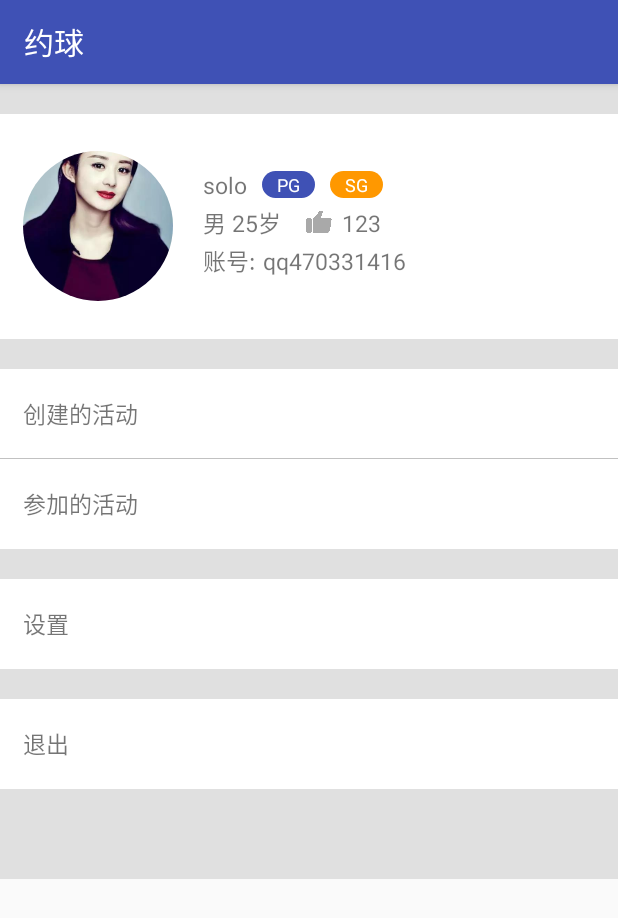
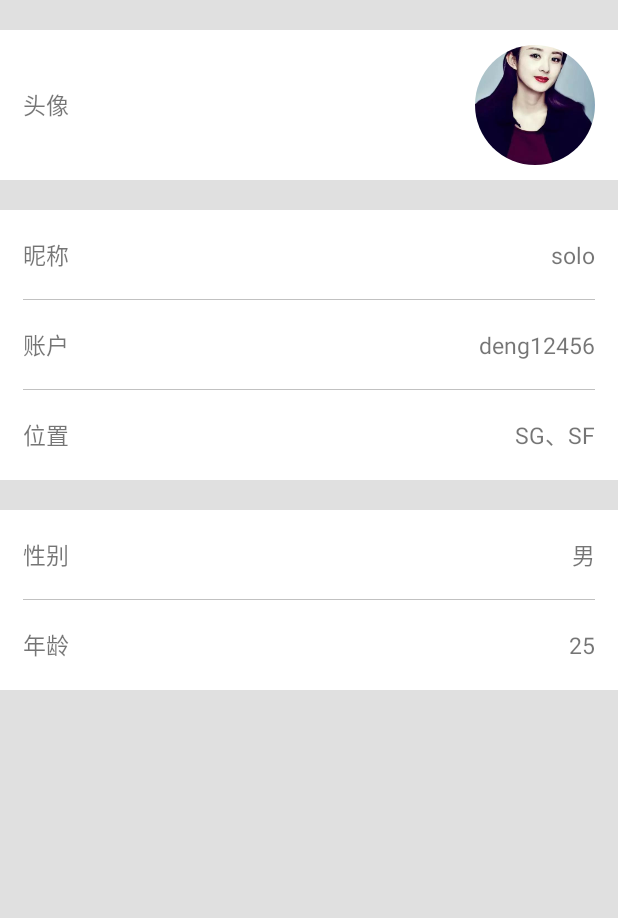
Before and after one commit to doufukobe/SlamDunk, an Android app: the fragment MyFragment shown on its own in the app's theme, after a tap on "设置", on a phone screen of 412 x 824 dp. Shown: the top 918 px of the screen. Run offline under Robolectric (Android 15) with nearby library versions, the phone set to English and light mode, and no system bars; 1 statement that could not run was skipped.

Commit message:
setActivity

```diff
--- a/app/src/main/java/com/fpd/slamdunk/bussiness/home/fragment/MyFragment.java
+++ b/app/src/main/java/com/fpd/slamdunk/bussiness/home/fragment/MyFragment.java
@@ -1,6 +1,7 @@
 package com.fpd.slamdunk.bussiness.home.fragment;
 
 import android.content.Context;
+import android.content.Intent;
 import android.graphics.Bitmap;
 import android.graphics.BitmapFactory;
 import android.os.Bundle;
@@ -13,6 +14,7 @@ import android.widget.TextView;
 import com.fpd.basecore.util.CircleImage;
 import com.fpd.basecore.util.ColorIcon;
 import com.fpd.slamdunk.R;
+import com.fpd.slamdunk.setting.SettingActivity;
 
 /**
  * Created by solo on 2016/6/2.
@@ -110,7 +112,8 @@ public class MyFragment extends Fragment implements View.OnClickListener
 
                 break;
             case R.id.id_my_ly_3:
-
+                Intent intent=new Intent(mContext, SettingActivity.class);
+                startActivity(intent);
                 break;
             case R.id.id_my_ly_4:
 
--- /dev/null
+++ b/app/src/main/java/com/fpd/slamdunk/setting/SettingActivity.java
@@ -0,0 +1,193 @@
+package com.fpd.slamdunk.setting;
+
+import android.content.Intent;
+import android.graphics.Bitmap;
+import android.graphics.BitmapFactory;
+import android.graphics.drawable.ColorDrawable;
+import android.os.Bundle;
+import android.view.Gravity;
+import android.view.LayoutInflater;
+import android.view.View;
+import android.widget.CheckBox;
+import android.widget.PopupWindow;
+import android.widget.RadioButton;
+import android.widget.TextView;
+
+import com.fpd.basecore.util.CircleImage;
+import com.fpd.basecore.util.DensityUtil;
+import com.fpd.slamdunk.CommenActivity;
+import com.fpd.slamdunk.R;
+
+/**
+ * Created by solo on 2016/6/11.
+ */
+public class SettingActivity extends CommenActivity implements View.OnClickListener
+{
+
+    private CircleImage mIcon;
+    private TextView mName;
+    private TextView mAccount;
+    private TextView mSite;
+    private TextView mSex;
+    private TextView mAge;
+
+    private View mLyName;
+    private View mLySite;
+    private View mLySex;
+    private View mLyAge;
+
+    private View mLyPopupSexMan;
+    private View mLyPopupSexWoman;
+    private RadioButton mRbMan;
+    private RadioButton mRbWoman;
+    private PopupWindow mSexPopup;
+
+    private CheckBox mCbPG;
+    private CheckBox mCbSG;
+    private CheckBox mCbSF;
+    private CheckBox mCbPF;
+    private CheckBox mCbCF;
+    private PopupWindow mSitePopup;
+    private TextView mSiteSave;
+
+
+    @Override
+    protected void onCreate(Bundle savedInstanceState)
+    {
+        super.onCreate(savedInstanceState);
+        setContentView(R.layout.activity_setting);
+        initViews();
+    }
+
+    private void initViews()
+    {
+        mIcon=(CircleImage)findViewById(R.id.id_setting_iv_icon);
+        mName=(TextView)findViewById(R.id.id_setting_tv_name);
+        mAccount=(TextView)findViewById(R.id.id_setting_tv_account);
+        mSite=(TextView)findViewById(R.id.id_setting_tv_site);
+        mSex=(TextView)findViewById(R.id.id_setting_tv_sex);
+        mAge=(TextView)findViewById(R.id.id_setting_tv_age);
+
+        mLyName=findViewById(R.id.id_setting_ly_name);
+        mLySite=findViewById(R.id.id_setting_ly_site);
+        mLySex=findViewById(R.id.id_setting_ly_sex);
+        mLyAge=findViewById(R.id.id_setting_ly_age);
+
+        initCircleImage(mIcon);
+        initSexPopupWindow();
+        initSitePopupWindow();
+        initEvents();
+    }
+
+    private void initSexPopupWindow()
+    {
+        View popupView= LayoutInflater.from(this).inflate(R.layout.popup_sex, null);
+        mSexPopup=new PopupWindow(popupView, DensityUtil.dip2px(this,250),
+                DensityUtil.dip2px(this,180),true);
+        mLyPopupSexMan=popupView.findViewById(R.id.id_popup_sex_man);
+        mLyPopupSexWoman=popupView.findViewById(R.id.id_popup_sex_woman);
+        mRbMan=(RadioButton)popupView.findViewById(R.id.id_popup_sex_rb_man);
+        mRbWoman=(RadioButton)popupView.findViewById(R.id.id_popup_sex_rb_woman);
+        mSexPopup.setTouchable(true);
+        mSexPopup.setOutsideTouchable(true);
+        mSexPopup.setFocusable(true);
+        mSexPopup.setBackgroundDrawable(new ColorDrawable());
+    }
+
+    private void initSitePopupWindow()
+    {
+        View popupView= LayoutInflater.from(this).inflate(R.layout.popup_site,null);
+        mSitePopup=new PopupWindow(popupView, DensityUtil.dip2px(this,250),
+                DensityUtil.dip2px(this,300),true);
+        mCbPG=(CheckBox)popupView.findViewById(R.id.id_popup_site_cb_pg);
+        mCbSG=(CheckBox)popupView.findViewById(R.id.id_popup_site_cb_sg);
+        mCbSF=(CheckBox)popupView.findViewById(R.id.id_popup_site_cb_sf);
+        mCbPF=(CheckBox)popupView.findViewById(R.id.id_popup_site_cb_pf);
+        mCbCF=(CheckBox)popupView.findViewById(R.id.id_popup_site_cb_cf);
+        mSiteSave=(TextView)popupView.findViewById(R.id.id_popup_site_save);
+
+        mSitePopup.setTouchable(true);
+        mSitePopup.setOutsideTouchable(true);
+        mSitePopup.setFocusable(true);
+        mSitePopup.setBackgroundDrawable(new ColorDrawable());
+    }
+
+    private void initCircleImage(CircleImage view)
+    {
+        Bitmap bitmap= BitmapFactory.decodeResource(this.getResources(), R.mipmap.x_3);
+        view.setBitmap(bitmap);
+    }
+
+    private void initEvents()
+    {
+        mLyName.setOnClickListener(this);
+        mLySite.setOnClickListener(this);
+        mLySex.setOnClickListener(this);
+        mLyAge.setOnClickListener(this);
+
+        mLyPopupSexMan.setOnClickListener(this);
+        mLyPopupSexWoman.setOnClickListener(this);
+        mRbWoman.setOnClickListener(this);
+        mRbMan.setOnClickListener(this);
+
+        mSiteSave.setOnClickListener(this);
+    }
+
+    @Override
+    public void onClick(View v)
+    {
+        switch (v.getId())
+        {
+            case R.id.id_setting_ly_name:
+                Intent name=new Intent(this,SettingNameActivity.class);
+                startActivity(name);
+                break;
+            case R.id.id_setting_ly_site:
+                mSitePopup.showAtLocation(mLyAge,Gravity.CENTER_HORIZONTAL,0,0);
+                break;
+            case R.id.id_setting_ly_sex:
+                mSexPopup.showAtLocation(mLySex, Gravity.CENTER_HORIZONTAL,0,0);
+                break;
+            case R.id.id_setting_ly_age:
+
+                break;
+            //sex
+            case R.id.id_popup_sex_man:
+                changeToSex(0);
+                mSexPopup.dismiss();
+                break;
+            case R.id.id_popup_sex_woman:
+                changeToSex(1);
+                mSexPopup.dismiss();
+                break;
+            case R.id.id_popup_sex_rb_man:
+                changeToSex(0);
+                mSexPopup.dismiss();
+                break;
+            case R.id.id_popup_sex_rb_woman:
+                changeToSex(1);
+                mSexPopup.dismiss();
+                break;
+            case R.id.id_popup_site_save:
+                mSitePopup.dismiss();
+                break;
+
+        }
+    }
+
+    //0:m 1:w
+    private void changeToSex(int sex)
+    {
+        if(sex==0)
+        {
+            mRbMan.setChecked(true);
+            mRbWoman.setChecked(false);
+        }
+        else if (sex==1)
+        {
+            mRbMan.setChecked(false);
+            mRbWoman.setChecked(true);
+        }
+    }
+
+}
--- /dev/null
+++ b/app/src/main/res/drawable/setting_name_et_bg.xml
@@ -0,0 +1,4 @@
+<?xml version="1.0" encoding="utf-8"?>
+<shape xmlns:android="http://schemas.android.com/apk/res/android">
+    <solid android:color="@color/colorwhite"/>
+</shape>
--- /dev/null
+++ b/app/src/main/res/layout/activity_setting.xml
@@ -0,0 +1,180 @@
+<?xml version="1.0" encoding="utf-8"?>
+<ScrollView xmlns:android="http://schemas.android.com/apk/res/android"
+    android:layout_width="match_parent"
+    android:layout_height="match_parent"
+    android:background="@color/gray02">
+    <RelativeLayout
+        android:layout_width="match_parent"
+        android:layout_height="match_parent">
+        <RelativeLayout
+            android:id="@+id/id_setting_ly_icon"
+            android:layout_marginTop="20dp"
+            android:layout_width="match_parent"
+            android:layout_height="100dp"
+            android:background="@color/colorwhite">
+            <TextView
+                android:id="@+id/id_setting_tv_icon"
+                android:layout_marginLeft="15dp"
+                android:layout_centerVertical="true"
+                android:layout_width="wrap_content"
+                android:layout_height="wrap_content"
+                android:text="头像"
+                android:textSize="15sp"/>
+            <com.fpd.basecore.util.CircleImage
+                android:id="@+id/id_setting_iv_icon"
+                android:layout_width="80dp"
+                android:layout_height="80dp"
+                android:layout_alignParentRight="true"
+                android:layout_marginRight="15dp"
+                android:layout_centerVertical="true"/>
+        </RelativeLayout>
+        <RelativeLayout
+            android:id="@+id/id_setting_ly_name"
+            android:layout_below="@+id/id_setting_ly_icon"
+            android:layout_marginTop="20dp"
+            android:layout_width="match_parent"
+            android:layout_height="60dp"
+            android:background="@color/colorwhite">
+            <TextView
+                android:id="@+id/id_setting_tv_name_tip"
+                android:layout_width="wrap_content"
+                android:layout_height="wrap_content"
+                android:layout_marginLeft="15dp"
+                android:layout_centerVertical="true"
+                android:text="昵称"
+                android:textSize="15sp"/>
+            <TextView
+                android:id="@+id/id_setting_tv_name"
+                android:layout_centerVertical="true"
+                android:layout_alignParentRight="true"
+                android:layout_marginRight="15dp"
+                android:layout_width="wrap_content"
+                android:layout_height="wrap_content"
+                android:text="solo"
+                android:textSize="15sp"/>
+            <View
+                android:layout_width="match_parent"
+                android:layout_height="1px"
+                android:layout_alignParentBottom="true"
+                android:layout_marginLeft="15dp"
+                android:layout_marginRight="15dp"
+                android:background="@color/gray01"/>
+        </RelativeLayout>
+        <RelativeLayout
+            android:id="@+id/id_setting_ly_account"
+            android:layout_below="@+id/id_setting_ly_name"
+            android:layout_width="match_parent"
+            android:layout_height="60dp"
+            android:background="@color/colorwhite">
+            <TextView
+                android:id="@+id/id_setting_tv_account_tip"
+                android:layout_width="wrap_content"
+                android:layout_height="wrap_content"
+                android:layout_marginLeft="15dp"
+                android:layout_centerVertical="true"
+                android:text="账户"
+                android:textSize="15sp"/>
+            <TextView
+                android:id="@+id/id_setting_tv_account"
+                android:layout_centerVertical="true"
+                android:layout_alignParentRight="true"
+                android:layout_marginRight="15dp"
+                android:layout_width="wrap_content"
+                android:layout_height="wrap_content"
+                android:text="deng12456"
+                android:textSize="15sp"/>
+            <View
+                android:layout_width="match_parent"
+                android:layout_height="1px"
+                android:layout_alignParentBottom="true"
+                android:layout_marginLeft="15dp"
+                android:layout_marginRight="15dp"
+                android:background="@color/gray01"/>
+        </RelativeLayout>
+        <RelativeLayout
+            android:id="@+id/id_setting_ly_site"
+            android:layout_below="@+id/id_setting_ly_account"
+            android:layout_width="match_parent"
+            android:layout_height="60dp"
+            android:background="@color/colorwhite">
+            <TextView
+                android:id="@+id/id_setting_tv_site_tip"
+                android:layout_width="wrap_content"
+                android:layout_height="wrap_content"
+                android:layout_marginLeft="15dp"
+                android:layout_centerVertical="true"
+                android:text="位置"
+                android:textSize="15sp"/>
+            <TextView
+                android:id="@+id/id_setting_tv_site"
+                android:layout_centerVertical="true"
+                android:layout_alignParentRight="true"
+                android:layout_marginRight="15dp"
+                android:layout_width="wrap_content"
+                android:layout_height="wrap_content"
+                android:text="SG、SF"
+                android:textSize="15sp"/>
+        </RelativeLayout>
+        <RelativeLayout
+            android:id="@+id/id_setting_ly_sex"
+            android:layout_below="@+id/id_setting_ly_site"
+            android:layout_marginTop="20dp"
+            android:layout_width="match_parent"
+            android:layout_height="60dp"
+            android:background="@color/colorwhite">
+            <TextView
+                android:id="@+id/id_setting_tv_sex_tip"
+                android:layout_width="wrap_content"
+                android:layout_height="wrap_content"
+                android:layout_marginLeft="15dp"
+                android:layout_centerVertical="true"
+                android:text="性别"
+                android:textSize="15sp"/>
+            <TextView
+                android:id="@+id/id_setting_tv_sex"
+                android:layout_centerVertical="true"
+                android:layout_alignParentRight="true"
+                android:layout_marginRight="15dp"
+                android:layout_width="wrap_content"
+                android:layout_height="wrap_content"
+                android:text="男"
+                android:textSize="15sp"/>
+            <View
+                android:layout_width="match_parent"
+                android:layout_height="1px"
+                android:layout_alignParentBottom="true"
+                android:layout_marginLeft="15dp"
+                android:layout_marginRight="15dp"
+                android:background="@color/gray01"/>
+        </RelativeLayout>
+        <RelativeLayout
+            android:id="@+id/id_setting_ly_age"
+            android:layout_below="@+id/id_setting_ly_sex"
+            android:layout_width="match_parent"
+            android:layout_height="60dp"
+            android:background="@color/colorwhite">
+            <TextView
+                android:id="@+id/id_setting_tv_age_tip"
+                android:layout_width="wrap_content"
+                android:layout_height="wrap_content"
+                android:layout_marginLeft="15dp"
+                android:layout_centerVertical="true"
+                android:text="年龄"
+                android:textSize="15sp"/>
+            <TextView
+                android:id="@+id/id_setting_tv_age"
+                android:layout_centerVertical="true"
+                android:layout_alignParentRight="true"
+                android:layout_marginRight="15dp"
+                android:layout_width="wrap_content"
+                android:layout_height="wrap_content"
+                android:text="25"
+                android:textSize="15sp"/>
+        </RelativeLayout>
+        <RelativeLayout
+            android:layout_below="@+id/id_setting_ly_age"
+            android:layout_width="match_parent"
+            android:layout_height="100dp">
+        </RelativeLayout>
+    </RelativeLayout>
+</ScrollView>
```
Also changed, not shown: app/src/main/AndroidManifest.xml (+7 -4 lines), app/src/main/java/com/fpd/slamdunk/bussiness/login/activity/LoginActivity.java (+10 -31 lines), app/src/main/java/com/fpd/slamdunk/setting/SettingNameActivity.java (added, +19 -0 lines), app/src/main/res/layout/activity_setting_name.xml (added, +20 -0 lines), app/src/main/res/layout/popup_sex.xml (added, +65 -0 lines), app/src/main/res/layout/popup_site.xml (added, +152 -0 lines).
